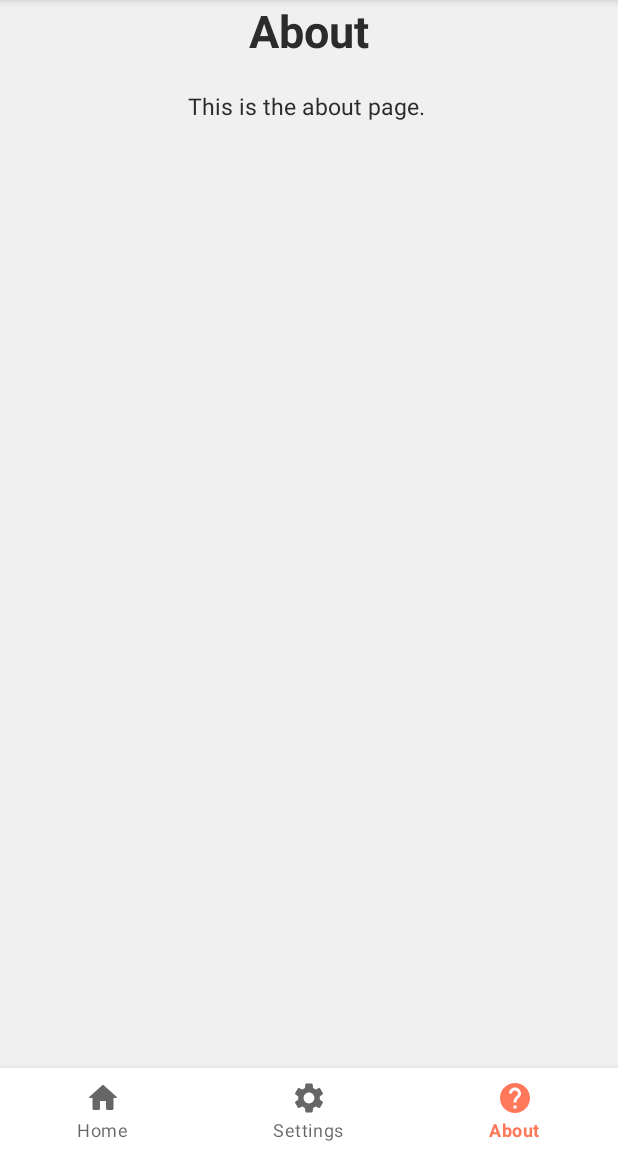
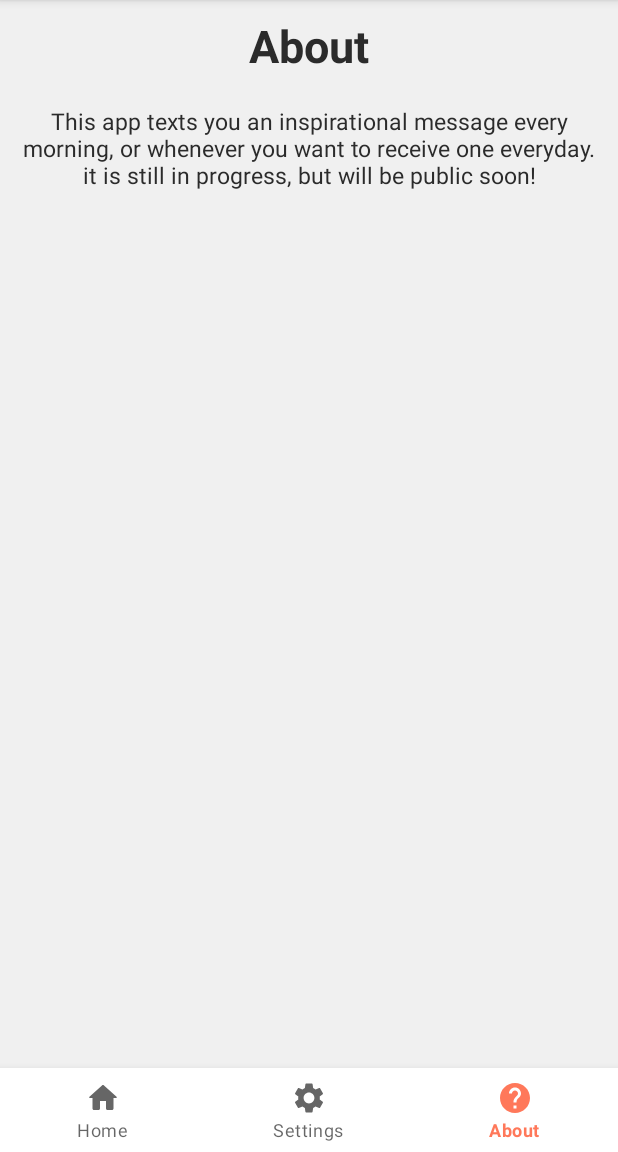
Before and after one commit to gradientdev/Starfruit, an Android app: the screen it shows after launch (MainActivity), item 3 of the bottom bar chosen, on a phone screen of 412 x 824 dp, the part 84-1236 px from its top. Run offline under Robolectric (Android 15) with nearby library versions, the phone set to English and light mode, and no system bars.

Commit message:
Removed some unneeded code, changed strings on each page, added padding to each fragment

```diff
--- a/app/src/main/java/com/gradient/starfruit/MainActivity.kt
+++ b/app/src/main/java/com/gradient/starfruit/MainActivity.kt
@@ -27,11 +27,6 @@ class MainActivity : AppCompatActivity() {
             true
         }
 
-//        findViewById<Button>(R.id.testbutton).setOnClickListener {
-//            val toast = Toast.makeText(this, "Text Sent!", Toast.LENGTH_SHORT)
-//            toast.show()
-//        }
-
 //        Twilio.init("sid", "auth"
 //        )
 //
--- a/app/src/main/res/layout/fragment_about.xml
+++ b/app/src/main/res/layout/fragment_about.xml
@@ -3,7 +3,8 @@
     xmlns:tools="http://schemas.android.com/tools"
     android:layout_width="match_parent"
     android:layout_height="match_parent"
-    tools:context=".AboutFragment">
+    tools:context=".AboutFragment"
+    android:layout_margin="10dp">
 
     <RelativeLayout
         android:layout_width="match_parent"
@@ -22,7 +23,7 @@
             android:id="@+id/textView"
             android:layout_width="match_parent"
             android:layout_height="wrap_content"
-            android:text="This is the about page. "
+            android:text="@string/abouttext"
             android:textAlignment="center"
             android:layout_marginTop="60sp"
             android:textSize="15sp"
--- a/app/src/main/res/layout/fragment_home.xml
+++ b/app/src/main/res/layout/fragment_home.xml
@@ -3,7 +3,8 @@
     xmlns:tools="http://schemas.android.com/tools"
     android:layout_width="match_parent"
     android:layout_height="match_parent"
-    tools:context=".HomeFragment">
+    tools:context=".HomeFragment"
+    android:layout_margin="10dp">
 
     <RelativeLayout
         android:layout_width="match_parent"
@@ -22,7 +23,7 @@
             android:id="@+id/textView"
             android:layout_width="match_parent"
             android:layout_height="wrap_content"
-            android:text="This is the home page. "
+            android:text="@string/hometext"
             android:textAlignment="center"
             android:layout_marginTop="60sp"
             android:textSize="15sp"
--- a/app/src/main/res/layout/fragment_settings.xml
+++ b/app/src/main/res/layout/fragment_settings.xml
@@ -3,7 +3,9 @@
     xmlns:tools="http://schemas.android.com/tools"
     android:layout_width="match_parent"
     android:layout_height="match_parent"
-    tools:context=".SettingsFragment">
+    tools:context=".SettingsFragment"
+    android:layout_margin="10dp"
+    >
 
     <!-- TODO: Update blank fragment layout -->
     <RelativeLayout
@@ -23,7 +25,7 @@
             android:id="@+id/textView"
             android:layout_width="match_parent"
             android:layout_height="wrap_content"
-            android:text="This is the settings page. "
+            android:text="@string/settingstext"
             android:textAlignment="center"
             android:layout_marginTop="60sp"
             android:textSize="15sp"
--- a/app/src/main/res/values/strings.xml
+++ b/app/src/main/res/values/strings.xml
@@ -2,4 +2,8 @@
     <string name="app_name">Starfruit</string>
     <!-- TODO: Remove or change this placeholder text -->
     <string name="hello_blank_fragment">Hello blank fragment</string>
+    <string name="hometext">This is the main page, where important info will be displayed. </string>
+    <string name="settingstext">This is the settings page, where users will be able to adjust what time they want to receive their message.</string>
+    <string name="abouttext">This app texts you an inspirational message every morning, or whenever you want to receive one everyday.
+    it is still in progress, but will be public soon!</string>
 </resources>
```
